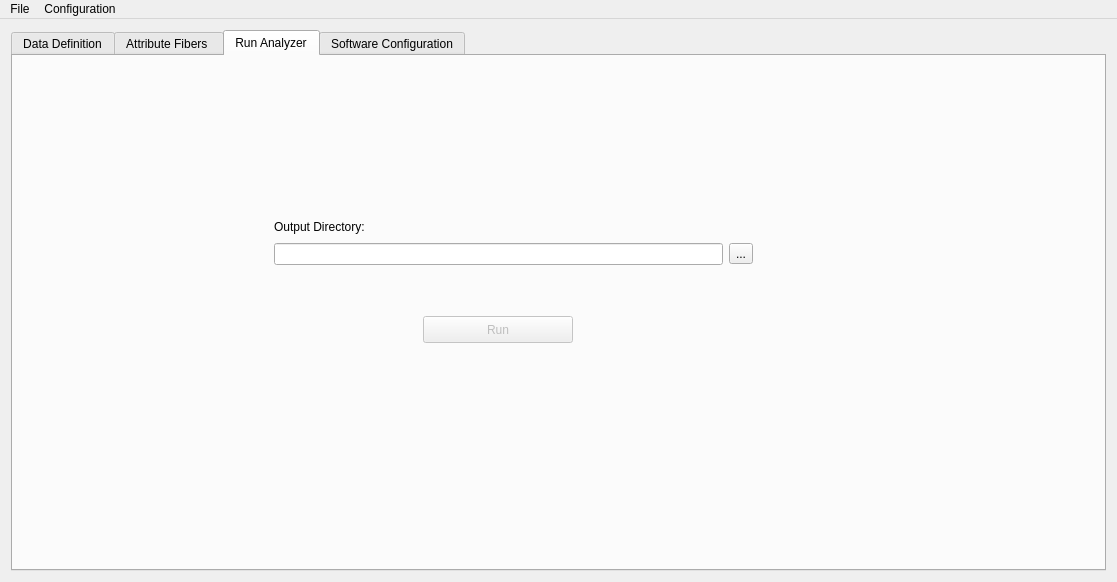
First picture: the form in mainwindow.ui, repository nintendops/T1T2FiberAnalyzer, before the edit.
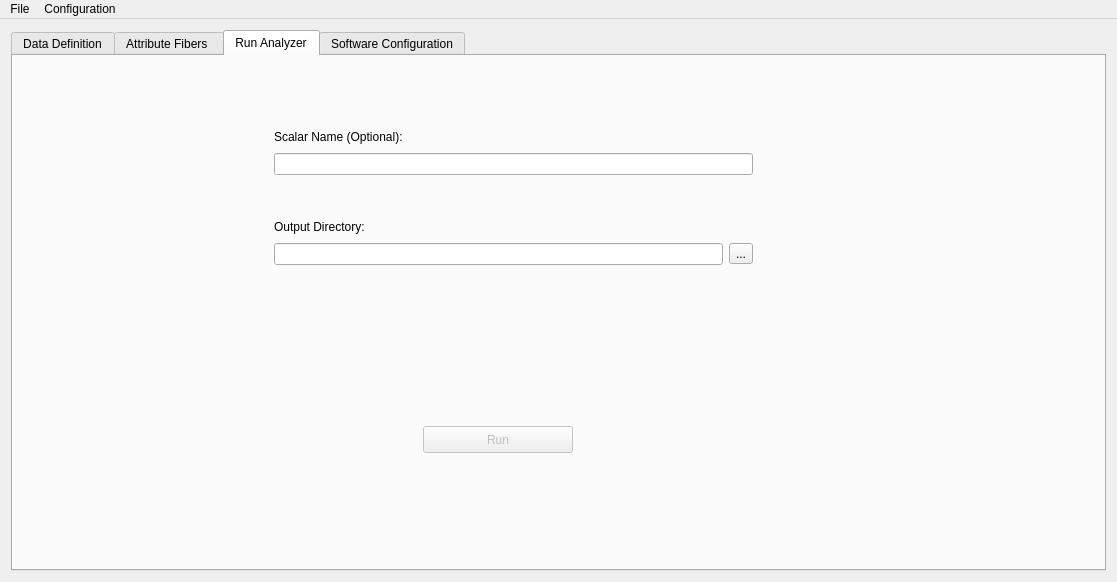
Second picture: the form after the edit.

```diff
--- a/mainwindow.ui
+++ b/mainwindow.ui
@@ -644,7 +644,7 @@
         <property name="geometry">
          <rect>
           <x>410</x>
-          <y>260</y>
+          <y>370</y>
           <width>150</width>
           <height>27</height>
          </rect>
@@ -713,6 +713,38 @@
          </item>
         </layout>
        </widget>
+       <widget class="QWidget" name="verticalLayoutWidget_2">
+        <property name="geometry">
+         <rect>
+          <x>250</x>
+          <y>60</y>
+          <width>501</width>
+          <height>71</height>
+         </rect>
+        </property>
+        <layout class="QVBoxLayout" name="verticalLayout_11">
+         <item>
+          <widget class="QLabel" name="label_13">
+           <property name="maximumSize">
+            <size>
+             <width>16777215</width>
+             <height>18</height>
+            </size>
+           </property>
+           <property name="text">
+            <string>Scalar Name (Optional):</string>
+           </property>
+          </widget>
+         </item>
+         <item>
+          <layout class="QHBoxLayout" name="horizontalLayout_14">
+           <item>
+            <widget class="QLineEdit" name="para_scalarname"/>
+           </item>
+          </layout>
+         </item>
+        </layout>
+       </widget>
       </widget>
       <widget class="QWidget" name="tab_3">
        <attribute name="title">
```
Left out of the diff: 2 changed lines with no effect on the pictures.
